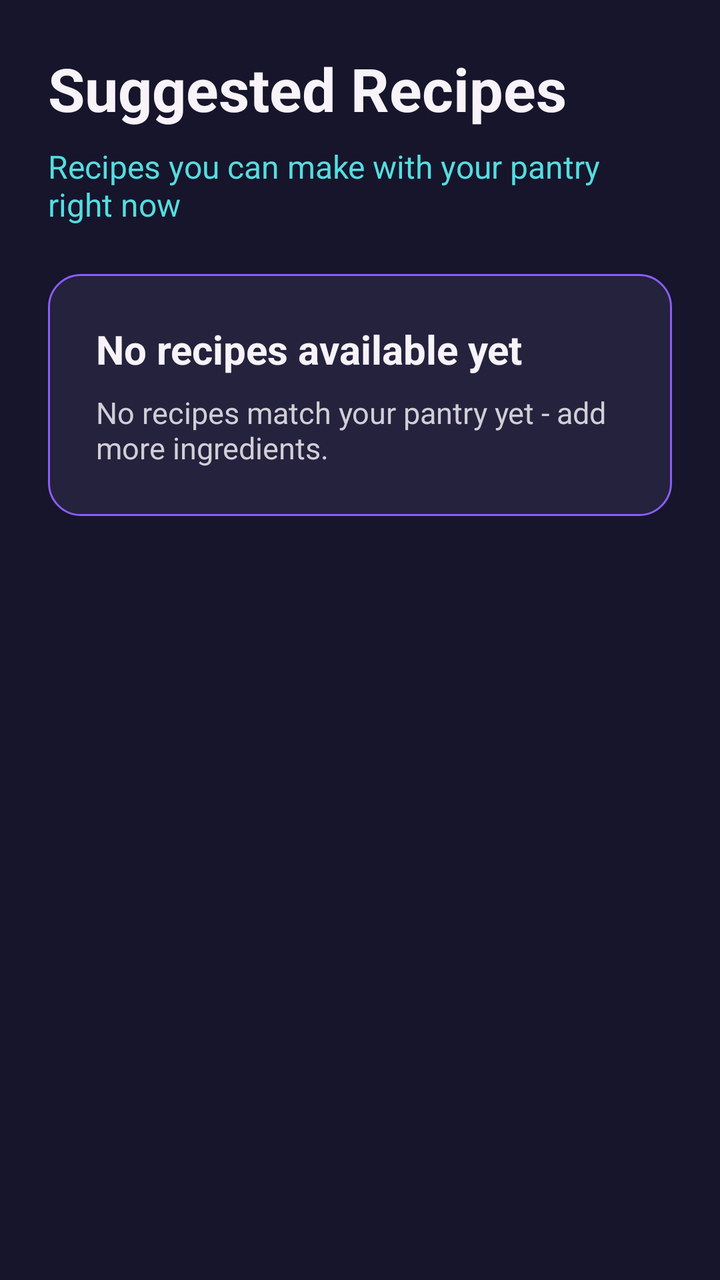
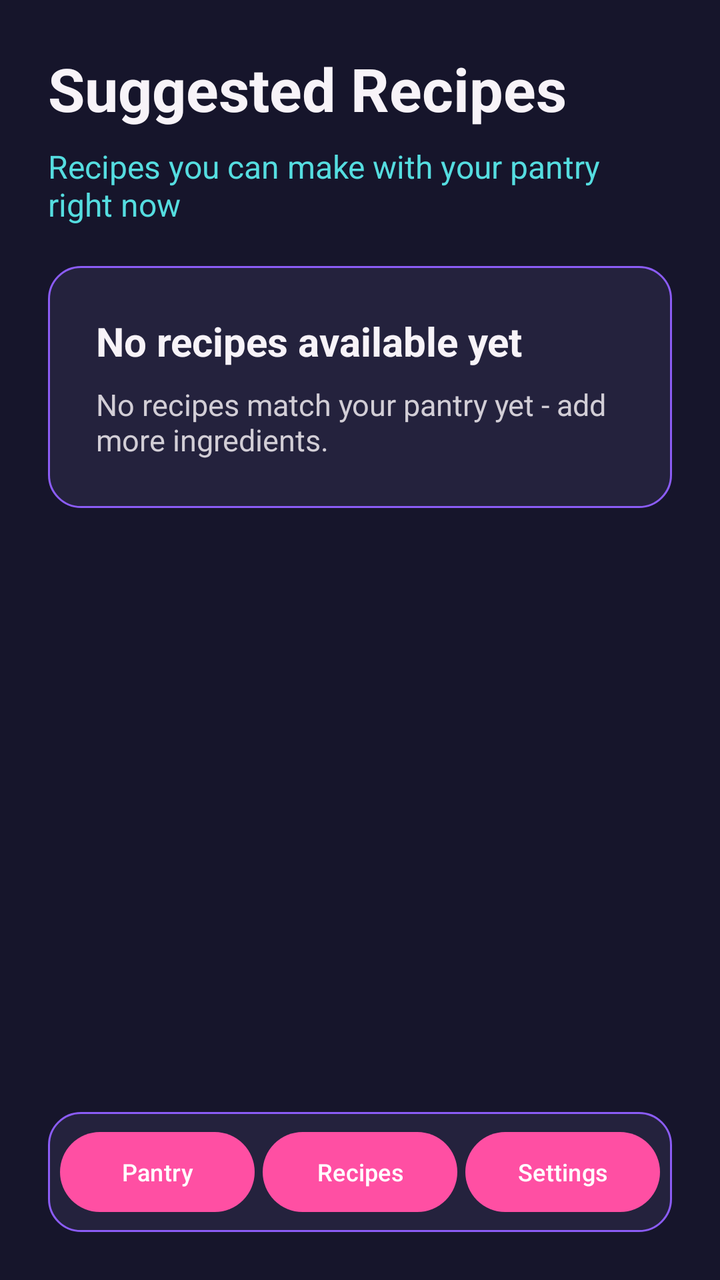

Two renders of the same Android screen: before a commit and after it. Below are the layout's source before the change and the commit's diff.
<!-- AndroidManifest.xml: application theme Theme.SmartPantryManager -->
<!-- res/layout/activity_suggested_recipes.xml -->
<?xml version="1.0" encoding="utf-8"?>
<LinearLayout xmlns:android="http://schemas.android.com/apk/res/android"
    android:layout_width="match_parent"
    android:layout_height="match_parent"
    android:background="@color/navy"
    android:orientation="vertical"
    android:padding="24dp">

    <TextView
        android:layout_width="wrap_content"
        android:layout_height="wrap_content"
        android:text="@string/suggested_recipes_title"
        android:textColor="@color/off_white"
        android:textSize="30sp"
        android:textStyle="bold" />

    <TextView
        android:layout_width="wrap_content"
        android:layout_height="wrap_content"
        android:layout_marginTop="8dp"
        android:text="@string/suggested_recipes_subtitle"
        android:textColor="@color/cyan"
        android:textSize="16sp" />

    <LinearLayout
        android:id="@+id/emptySuggestedRecipes"
        android:layout_width="match_parent"
        android:layout_height="wrap_content"
        android:layout_marginTop="24dp"
        android:background="@drawable/pantry_card_background"
        android:orientation="vertical"
        android:padding="24dp">

        <TextView
            android:layout_width="wrap_content"
            android:layout_height="wrap_content"
            android:text="@string/no_suggested_recipes_title"
            android:textColor="@color/off_white"
            android:textSize="20sp"
            android:textStyle="bold" />

        <TextView
            android:layout_width="wrap_content"
            android:layout_height="wrap_content"
            android:layout_marginTop="8dp"
            android:text="@string/no_suggested_recipes_message"
            android:textColor="@color/light_text"
            android:textSize="15sp" />

    </LinearLayout>

    <androidx.recyclerview.widget.RecyclerView
        android:id="@+id/recyclerSuggestedRecipes"
        android:layout_width="match_parent"
        android:layout_height="0dp"
        android:layout_marginTop="24dp"
        android:layout_weight="1"
        android:clipToPadding="false"
        android:paddingBottom="16dp"
        android:visibility="gone" />

</LinearLayout>
<!-- resources referenced by this layout -->
<resources>
  <color name="cyan">#55DDE0</color>
  <color name="light_text">#D2CED6</color>
  <color name="navy">#16152B</color>
  <color name="off_white">#F7F3F8</color>
  <!-- drawable pantry_card_background (drawable) -->
  <?xml version="1.0" encoding="utf-8"?>
  <shape xmlns:android="http://schemas.android.com/apk/res/android"
      android:shape="rectangle">
  
      <solid android:color="@color/card_navy" />
      <corners android:radius="16dp" />
  
      <stroke
          android:width="1dp"
          android:color="@color/purple" />
  
  </shape>
  <string name="no_suggested_recipes_message">No recipes match your pantry yet - add more ingredients.</string>
  <string name="no_suggested_recipes_title">No recipes available yet</string>
  <string name="suggested_recipes_subtitle">Recipes you can make with your pantry right now</string>
  <string name="suggested_recipes_title">Suggested Recipes</string>
  <style name="Theme.SmartPantryManager" parent="Theme.Material3.DayNight.NoActionBar">
          <item name="colorPrimary">@color/pink</item>
          <item name="colorSecondary">@color/orange</item>
          <item name="android:statusBarColor">@color/navy</item>
          <item name="android:navigationBarColor">@color/navy</item>
          <item name="android:windowLightStatusBar">false</item>
      </style>
  <color name="card_navy">#24223D</color>
  <color name="purple">#8B5CF6</color>
  <color name="pink">#FF4FA3</color>
  <color name="orange">#FF8A4C</color>
</resources>

<!-- the commit's change to res/layout/activity_suggested_recipes.xml (unified diff, before → after) -->
@@ -22,41 +22,92 @@
         android:textColor="@color/cyan"
         android:textSize="16sp" />
 
-    <LinearLayout
-        android:id="@+id/emptySuggestedRecipes"
-        android:layout_width="match_parent"
-        android:layout_height="wrap_content"
-        android:layout_marginTop="24dp"
-        android:background="@drawable/pantry_card_background"
-        android:orientation="vertical"
-        android:padding="24dp">
-
-        <TextView
-            android:layout_width="wrap_content"
-            android:layout_height="wrap_content"
-            android:text="@string/no_suggested_recipes_title"
-            android:textColor="@color/off_white"
-            android:textSize="20sp"
-            android:textStyle="bold" />
-
-        <TextView
-            android:layout_width="wrap_content"
-            android:layout_height="wrap_content"
-            android:layout_marginTop="8dp"
-            android:text="@string/no_suggested_recipes_message"
-            android:textColor="@color/light_text"
-            android:textSize="15sp" />
-
-    </LinearLayout>
-
-    <androidx.recyclerview.widget.RecyclerView
-        android:id="@+id/recyclerSuggestedRecipes"
+    <FrameLayout
         android:layout_width="match_parent"
         android:layout_height="0dp"
-        android:layout_marginTop="24dp"
-        android:layout_weight="1"
-        android:clipToPadding="false"
-        android:paddingBottom="16dp"
-        android:visibility="gone" />
+        android:layout_marginTop="20dp"
+        android:layout_weight="1">
+
+        <LinearLayout
+            android:id="@+id/emptySuggestedRecipes"
+            android:layout_width="match_parent"
+            android:layout_height="wrap_content"
+            android:layout_marginTop="0dp"
+            android:background="@drawable/pantry_card_background"
+            android:orientation="vertical"
+            android:padding="24dp">
+
+            <TextView
+                android:layout_width="wrap_content"
+                android:layout_height="wrap_content"
+                android:text="@string/no_suggested_recipes_title"
+                android:textColor="@color/off_white"
+                android:textSize="20sp"
+                android:textStyle="bold" />
+
+            <TextView
+                android:layout_width="wrap_content"
+                android:layout_height="wrap_content"
+                android:layout_marginTop="8dp"
+                android:text="@string/no_suggested_recipes_message"
+                android:textColor="@color/light_text"
+                android:textSize="15sp" />
+
+        </LinearLayout>
+
+        <androidx.recyclerview.widget.RecyclerView
+            android:id="@+id/recyclerSuggestedRecipes"
+            android:layout_width="match_parent"
+            android:layout_height="match_parent"
+            android:clipToPadding="false"
+            android:paddingBottom="16dp"
+            android:visibility="gone" />
+
+    </FrameLayout>
+
+    <include layout="@layout/bottom_navigation" />
 
 </LinearLayout>
+<!-- res/layout/bottom_navigation.xml (included above) -->
+<?xml version="1.0" encoding="utf-8"?>
+<LinearLayout xmlns:android="http://schemas.android.com/apk/res/android"
+    android:layout_width="match_parent"
+    android:layout_height="wrap_content"
+    android:background="@drawable/pantry_card_background"
+    android:orientation="horizontal"
+    android:padding="4dp">
+
+    <Button
+        android:id="@+id/navPantry"
+        android:layout_width="0dp"
+        android:layout_height="48dp"
+        android:layout_weight="1"
+        android:layout_margin="2dp"
+        android:minWidth="0dp"
+        android:text="@string/nav_pantry"
+        android:textAllCaps="false"
+        android:textSize="12sp" />
+
+    <Button
+        android:id="@+id/navRecipes"
+        android:layout_width="0dp"
+        android:layout_height="48dp"
+        android:layout_weight="1"
+        android:layout_margin="2dp"
+        android:minWidth="0dp"
+        android:text="@string/nav_recipes"
+        android:textAllCaps="false"
+        android:textSize="12sp" />
+
+    <Button
+        android:id="@+id/navSettings"
+        android:layout_width="0dp"
+        android:layout_height="48dp"
+        android:layout_weight="1"
+        android:layout_margin="2dp"
+        android:minWidth="0dp"
+        android:text="@string/nav_settings"
+        android:textAllCaps="false"
+        android:textSize="12sp" />
+
+</LinearLayout>
<!-- resource entries referenced after the edit -->
@@ -17,6 +17,9 @@
           android:color="@color/purple" />
   
   </shape>
+  <string name="nav_pantry">Pantry</string>
+  <string name="nav_recipes">Recipes</string>
+  <string name="nav_settings">Settings</string>
   <string name="no_suggested_recipes_message">No recipes match your pantry yet - add more ingredients.</string>
   <string name="no_suggested_recipes_title">No recipes available yet</string>
   <string name="suggested_recipes_subtitle">Recipes you can make with your pantry right now</string>
